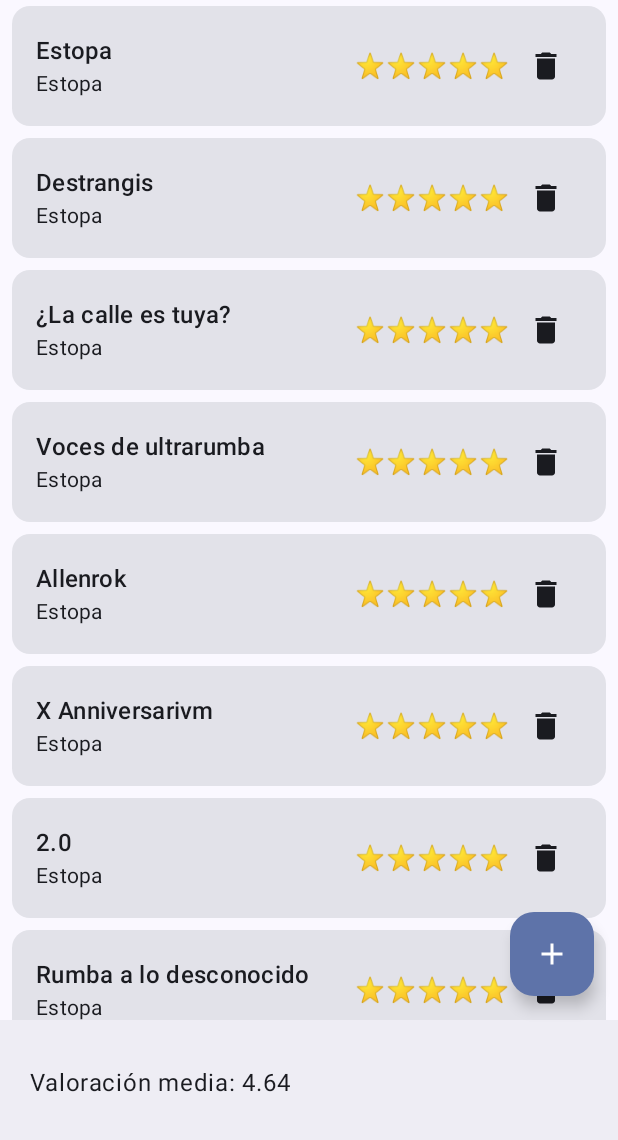
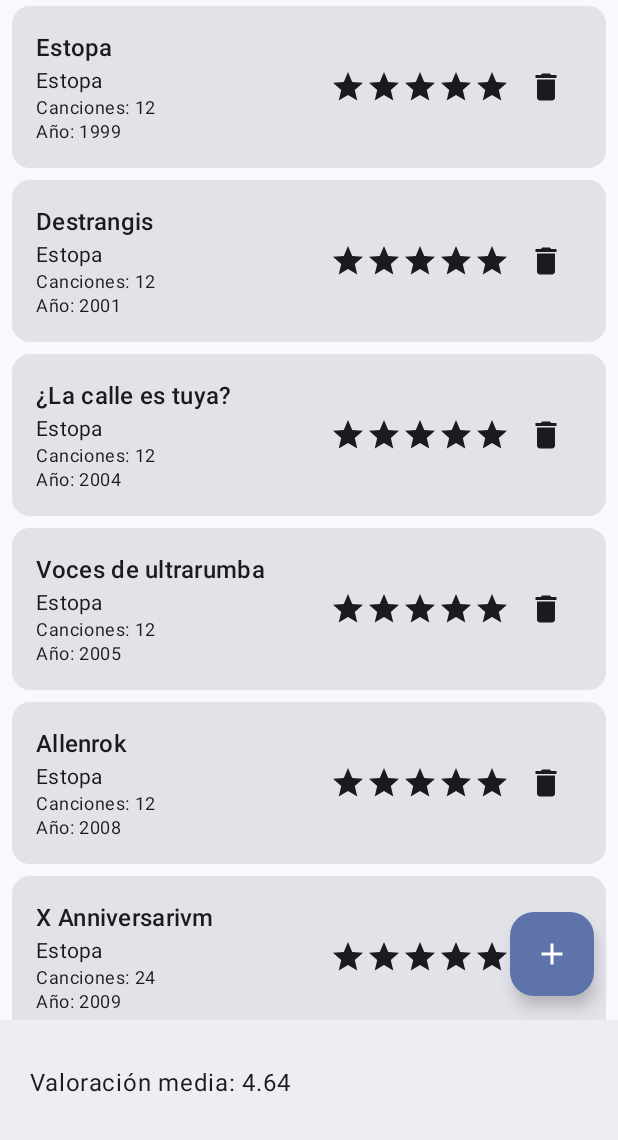
Before and after one commit to andvigofp/DiscosApp, an Android app built with Jetpack Compose: the HomeScreen screen opened through its navigation route, on a phone screen of 412 x 824 dp, the part 96-1236 px from its top. Run offline under Robolectric (Android 15) with nearby library versions, the phone set to English and light mode, and no system bars; our stand-ins replace Room's generated code.

Commit message:
Cambiando el Text por un icono de la estrella del propio Android Studio

```diff
--- a/app/build.gradle.kts
+++ b/app/build.gradle.kts
@@ -63,6 +63,6 @@ dependencies {
     implementation(libs.androidx.room.runtime)
     implementation(libs.androidx.room.ktx)
     ksp(libs.androidx.room.compiler)
-    //Navigationç
+    //Navigation
     implementation(libs.androidx.navigation.compose)
 }
--- a/app/src/main/java/com/example/discosapp/data/AppContainer.kt
+++ b/app/src/main/java/com/example/discosapp/data/AppContainer.kt
@@ -2,6 +2,7 @@ package com.example.discosapp.data
 
 import android.content.Context
 
+//Primero hay hacer Dao, Repoitory último AppContaniner
 class AppContainer(context: Context) {
     private val appDatabase = AppDatabase.getDatabase(context)
     private val discoDao = appDatabase.discoDao()
--- a/app/src/main/java/com/example/discosapp/ui/screens/HomeSreen.kt
+++ b/app/src/main/java/com/example/discosapp/ui/screens/HomeSreen.kt
@@ -17,6 +17,7 @@ import androidx.compose.ui.unit.dp
 import com.example.discosapp.ui.state.DiscoViewModel
 import com.example.discosapp.data.Disco
 import androidx.compose.material.icons.filled.Delete
+import androidx.compose.material.icons.filled.Star
 
 
 @OptIn(ExperimentalMaterial3Api::class)
@@ -97,11 +98,15 @@ fun HomeScreen(
                             Column(modifier = Modifier.weight(1f)) {
                                 Text(disco.titulo, style = MaterialTheme.typography.titleMedium)
                                 Text(disco.autor, style = MaterialTheme.typography.bodyMedium)
+                                Text("Canciones: ${disco.numCanciones}", style = MaterialTheme.typography.bodySmall)
+                                Text("Año: ${disco.publicacion}", style = MaterialTheme.typography.bodySmall)
                             }
                             // Valoración en estrellas
                             Row {
                                 repeat(disco.valoracion) {
-                                    Text("⭐")
+                                    //Funciona de las dos formas
+                                    //Text("⭐")
+                                    Icon(Icons.Filled.Star, contentDescription = "")
                                 }
                             }
                             // Botón de borrar
```
Also changed, not shown: app/src/main/java/com/example/discosapp/MainActivity.kt (+0 -8 lines), app/src/main/java/com/example/discosapp/ui/screens/DiscosTopBar.kt (+8 -0 lines).
